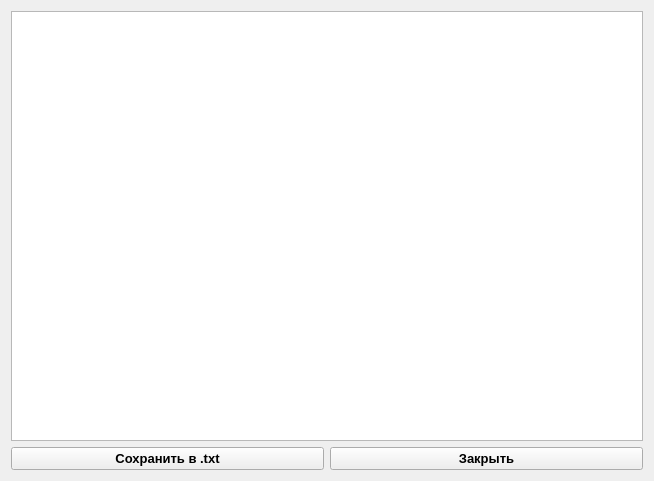
Yavlados/VKR, file an_result.ui: the form before one commit.
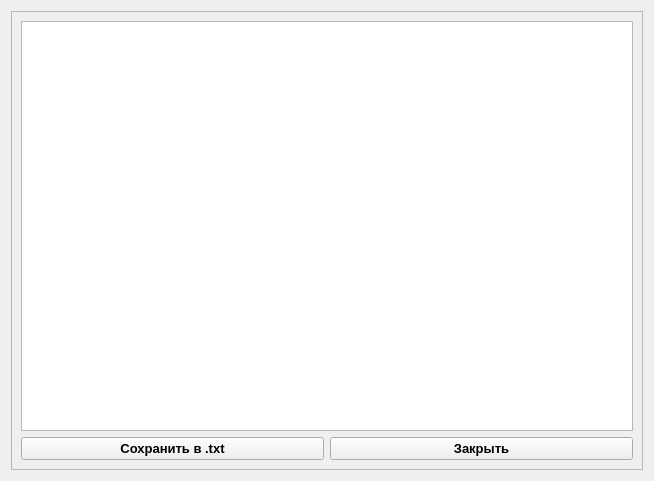
The form after the commit.

The edit to the form file:
```diff
--- a/an_result.ui
+++ b/an_result.ui
@@ -21,6 +21,21 @@
   </property>
   <layout class="QVBoxLayout" name="verticalLayout">
    <item>
+    <widget class="QScrollArea" name="scrollArea">
+     <property name="widgetResizable">
+      <bool>true</bool>
+     </property>
+     <widget class="QWidget" name="scrollAreaWidgetContents">
+      <property name="geometry">
+       <rect>
+        <x>0</x>
+        <y>0</y>
+        <width>634</width>
+        <height>461</height>
+       </rect>
+      </property>
+      <layout class="QGridLayout" name="gridLayout">
+       <item row="0" column="0">
     <widget class="QTextEdit" name="textEdit">
      <property name="font">
       <font>
@@ -32,7 +47,7 @@
      </property>
     </widget>
    </item>
-   <item>
+       <item row="1" column="0">
     <layout class="QHBoxLayout" name="horizontalLayout">
      <item>
       <widget class="QPushButton" name="pb_to_txt">
@@ -63,6 +78,10 @@
       </widget>
      </item>
     </layout>
+       </item>
+      </layout>
+     </widget>
+    </widget>
    </item>
   </layout>
  </widget>
```
Lines whose indentation alone changed are shown as unchanged.
